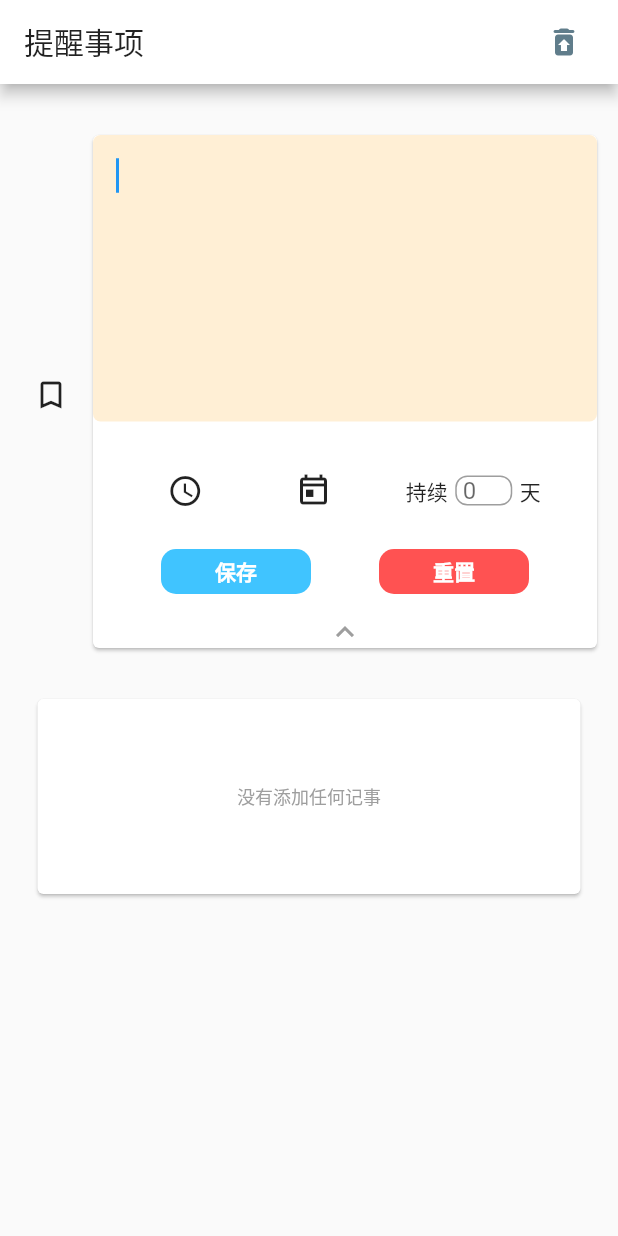
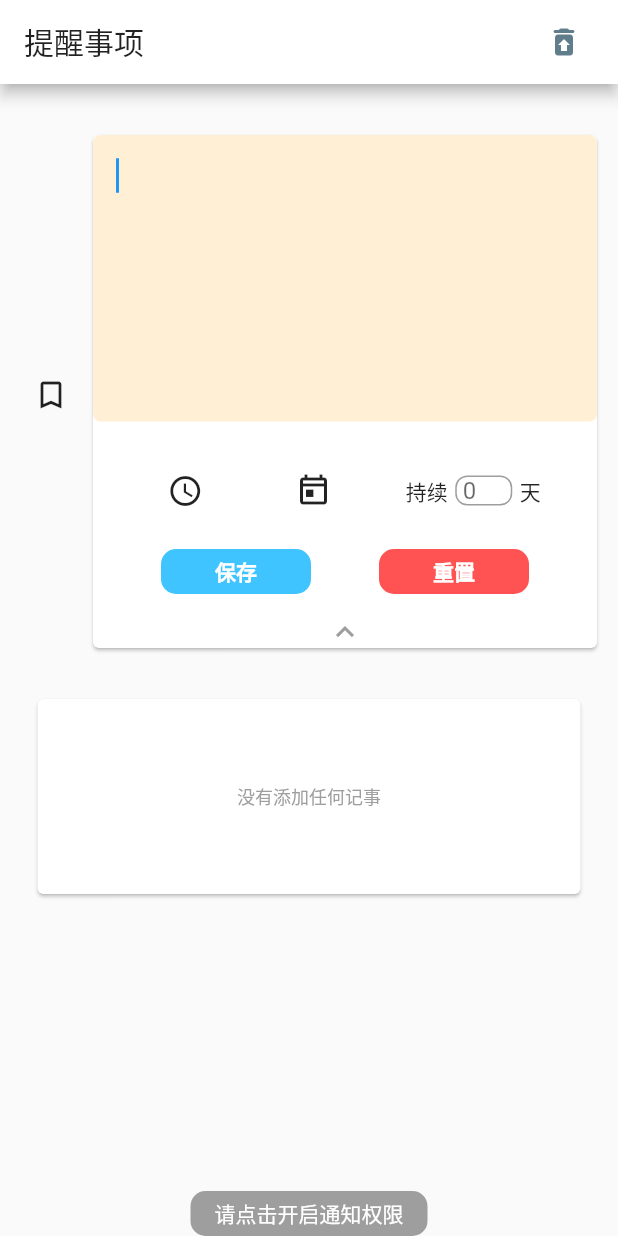
Before and after one commit to yinniora/NODE-NOTE, a Flutter app: the screen it shows after launch, after a tap on the "bookmark outline" icon, on a phone screen of 412 x 824 dp. Run offline on Flutter 3.47's test engine with Material 2 defaults, Android fonts, the phone set to English and light mode, and no system bars; our stand-ins replace flutter_local_notifications, shared_preferences, timezone; missing offline and left inert: loading_indicator_view, notification_permissions.

Commit message:
更新通知提醒

```diff
--- a/note01/lib/main.dart
+++ b/note01/lib/main.dart
@@ -11,6 +11,8 @@ import 'package:flutter_local_notifications/flutter_local_notifications.dart';
 import 'package:timezone/data/latest.dart' as tz;
 import 'package:timezone/timezone.dart' as tz;
 import 'package:loading_indicator_view/loading_indicator_view.dart';
+import 'package:notification_permissions/notification_permissions.dart';
+
 
 FlutterLocalNotificationsPlugin flutterLocalNotificationsPlugin;
 
@@ -36,6 +38,11 @@ class RandomWorlds extends StatefulWidget {
 class _RandomWorldsState extends State<RandomWorlds> {
   FlutterLocalNotificationsPlugin flutterLocalNotificationsPlugin =
       FlutterLocalNotificationsPlugin();
+  Future<String> permissionStatusFuture;
+  var permGranted = "granted";
+  var permDenied = "denied";
+  var permUnknown = "unknown";
+  var permProvisional = "provisional";
   var _scaffoldkey01 = new GlobalKey<ScaffoldState>();
   var nodeController = new TextEditingController();
   var _focusNode = new FocusNode();
@@ -56,7 +63,8 @@ class _RandomWorldsState extends State<RandomWorlds> {
   @override
   void initState() {
     super.initState();
-
+    //请求通知权限
+    permissionStatusFuture = getCheckNotificationPermStatus();
 
     //通知初始化
     const AndroidInitializationSettings initializationSettingsAndroid =
@@ -81,6 +89,8 @@ class _RandomWorldsState extends State<RandomWorlds> {
     getAllData().then((value) =>
     //初始化通知
     _initNotifications(value));
+    //请求通知权限
+    permissionStatusFuture = getCheckNotificationPermStatus();
 
     // deleteAll();
     // noteList.clear();
@@ -452,6 +462,45 @@ class _RandomWorldsState extends State<RandomWorlds> {
                   ));
                 }else if(snapshot.connectionState==ConnectionState.waiting){
                   return Container(child:Center(child: LineScalePulseOutIndicator()));
+                }
+                return Container();
+              }),
+
+          new Expanded(child: Container()),
+          //提醒请求
+          new FutureBuilder(
+              future:permissionStatusFuture,
+              builder: (context,snapShot){
+                if(snapShot.hasData){
+                  if(snapShot.data==permGranted){
+                    return Container();
+                  }
+                  return Container(
+                        height: 30,
+                        child: FlatButton(
+                          color: Colors.grey,
+                          shape: RoundedRectangleBorder(borderRadius: BorderRadius.all(Radius.circular(10.0))),
+                          child:
+                          Text("请点击开启通知权限",style: TextStyle(color: Colors.white),),
+                          onPressed: () {
+                            // show the dialog/open settings screen
+                            NotificationPermissions
+                                .requestNotificationPermissions(
+                                iosSettings:
+                                const NotificationSettingsIos(
+                                    sound: true,
+                                    badge: true,
+                                    alert: true))
+                                .then((_) {
+                              // when finished, check the permission status
+                              setState(() {
+                                permissionStatusFuture =
+                                    getCheckNotificationPermStatus();
+                              });
+                            });
+                          },
+                        ),
+                      );
                 }
                 return Container();
               })
@@ -855,5 +904,24 @@ class _RandomWorldsState extends State<RandomWorlds> {
     );
   }
 
-  //初始化工作（初始化list和初始化）
+  //初始化工作请求权限
+  /// Checks the notification permission status
+  Future<String> getCheckNotificationPermStatus() {
+    return NotificationPermissions.getNotificationPermissionStatus()
+        .then((status) {
+      switch (status) {
+        case PermissionStatus.denied:
+          return permDenied;
+        case PermissionStatus.granted:
+          return permGranted;
+        case PermissionStatus.unknown:
+          return permUnknown;
+        case PermissionStatus.provisional:
+          return permProvisional;
+        default:
+          return null;
+      }
+    });
+  }
+
 }
--- a/note01/pubspec.yaml
+++ b/note01/pubspec.yaml
@@ -33,6 +33,7 @@ dependencies:
   date_format: ^1.0.9
   flutter_local_notifications: ^3.0.3
   loading_indicator_view: ^1.0.0
+  notification_permissions: ^0.4.8
 
 
 dev_dependencies:
```
Also changed, not shown: note01/pubspec.lock.
